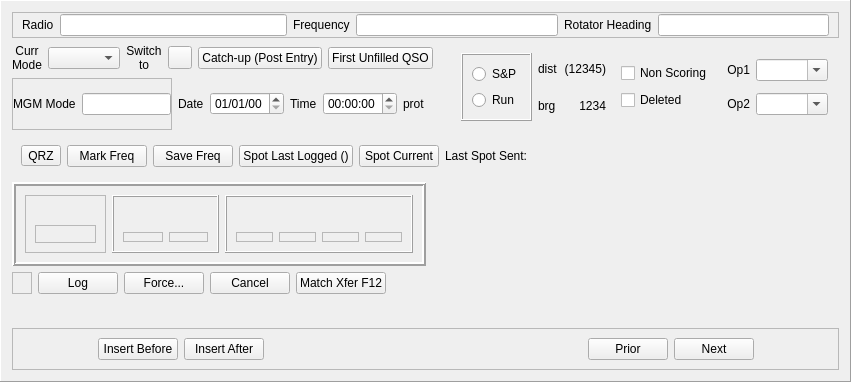
Above: mqt/MqtLogger/qsologframe.ui from Rsclub22/Minos2-Mirror before the change. Below: the same form after it.
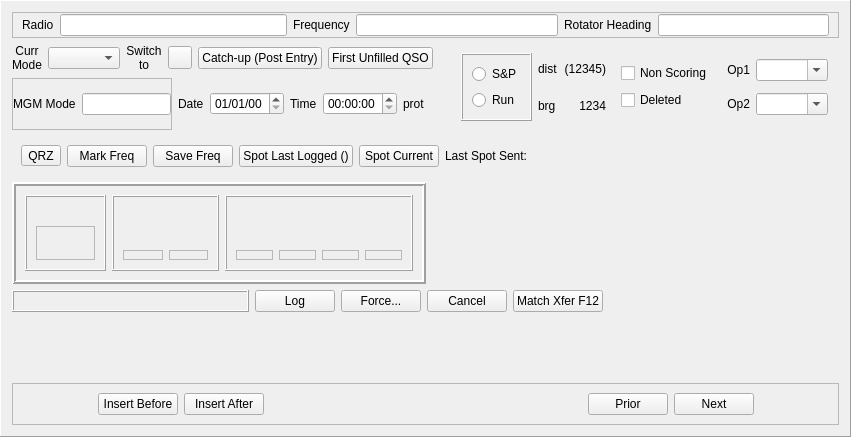
That is the form after the change. Custom widgets are drawn as their Qt base class.

The edit to the form file:
```diff
--- a/mqt/MqtLogger/qsologframe.ui
+++ b/mqt/MqtLogger/qsologframe.ui
@@ -7,7 +7,7 @@
     <x>0</x>
     <y>0</y>
     <width>851</width>
-    <height>382</height>
+    <height>437</height>
    </rect>
   </property>
   <property name="minimumSize">
@@ -628,7 +628,7 @@
            </sizepolicy>
           </property>
           <property name="frameShape">
-           <enum>QFrame::StyledPanel</enum>
+           <enum>QFrame::Box</enum>
           </property>
           <property name="frameShadow">
            <enum>QFrame::Raised</enum>
@@ -685,9 +685,10 @@
           </property>
           <layout class="QVBoxLayout" name="verticalLayout_9">
            <item>
-            <layout class="QHBoxLayout" name="horizontalLayout_21">
+            <widget class="QFrame" name="hl1">
+             <layout class="QHBoxLayout" name="hl_1">
              <item>
-              <spacer name="horizontalSpacer_9">
+               <spacer name="hsp2">
                <property name="orientation">
                 <enum>Qt::Horizontal</enum>
                </property>
@@ -707,7 +708,7 @@
               </widget>
              </item>
              <item>
-              <spacer name="horizontalSpacer_12">
+               <spacer name="hsp3">
                <property name="orientation">
                 <enum>Qt::Horizontal</enum>
                </property>
@@ -720,6 +721,7 @@
               </spacer>
              </item>
             </layout>
+            </widget>
            </item>
            <item>
             <layout class="QHBoxLayout" name="horizontalLayout_7">
@@ -782,9 +784,10 @@
           </property>
           <layout class="QVBoxLayout" name="verticalLayout_8">
            <item>
-            <layout class="QHBoxLayout" name="horizontalLayout_22">
+            <widget class="QFrame" name="hl2">
+             <layout class="QHBoxLayout" name="hl_2">
              <item>
-              <spacer name="horizontalSpacer_13">
+               <spacer name="hsp4">
                <property name="orientation">
                 <enum>Qt::Horizontal</enum>
                </property>
@@ -804,7 +807,7 @@
               </widget>
              </item>
              <item>
-              <spacer name="horizontalSpacer_11">
+               <spacer name="hsp5">
                <property name="orientation">
                 <enum>Qt::Horizontal</enum>
                </property>
@@ -817,6 +820,7 @@
               </spacer>
              </item>
             </layout>
+            </widget>
            </item>
            <item>
             <layout class="QHBoxLayout" name="horizontalLayout_18">
@@ -923,6 +927,12 @@
     <layout class="QHBoxLayout" name="horizontalLayout_9">
      <item>
       <widget class="QSOTextEditFrame" name="commentsFrame">
+       <property name="sizePolicy">
+        <sizepolicy hsizetype="Expanding" vsizetype="Preferred">
+         <horstretch>0</horstretch>
+         <verstretch>0</verstretch>
+        </sizepolicy>
+       </property>
        <property name="minimumSize">
         <size>
          <width>20</width>
@@ -930,7 +940,7 @@
         </size>
        </property>
        <property name="frameShape">
-        <enum>QFrame::StyledPanel</enum>
+        <enum>QFrame::Box</enum>
        </property>
        <property name="frameShadow">
         <enum>QFrame::Raised</enum>
```
Left out of the diff: 2 changed lines with no effect on the pictures. Lines whose indentation alone changed are shown as unchanged.
